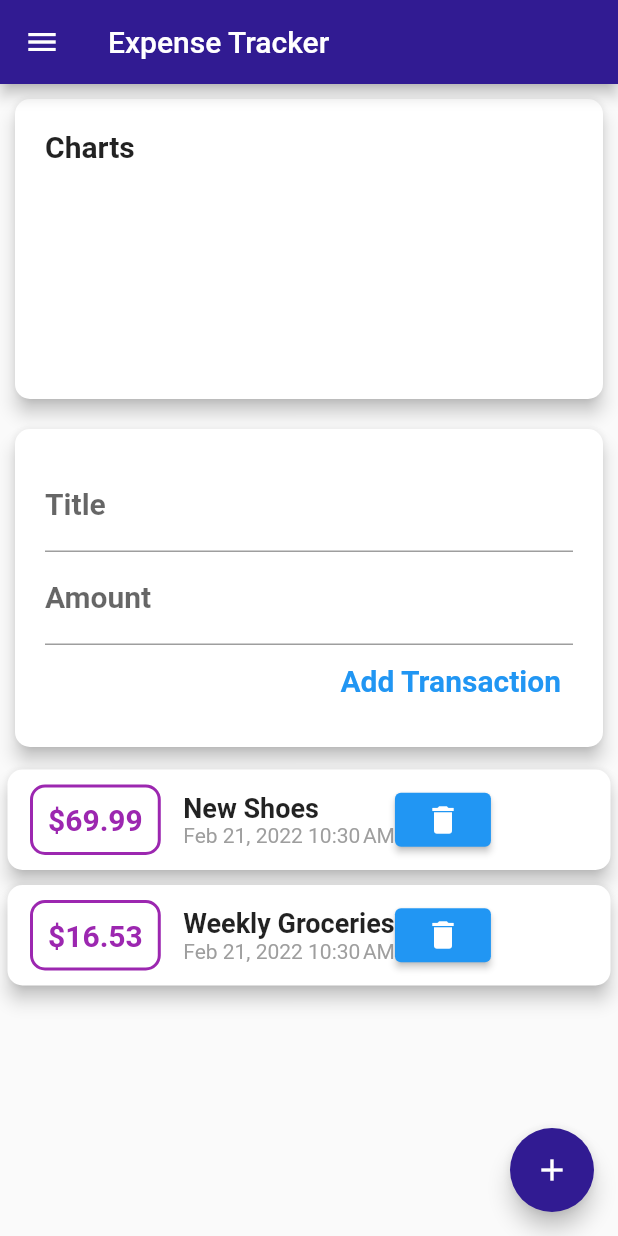
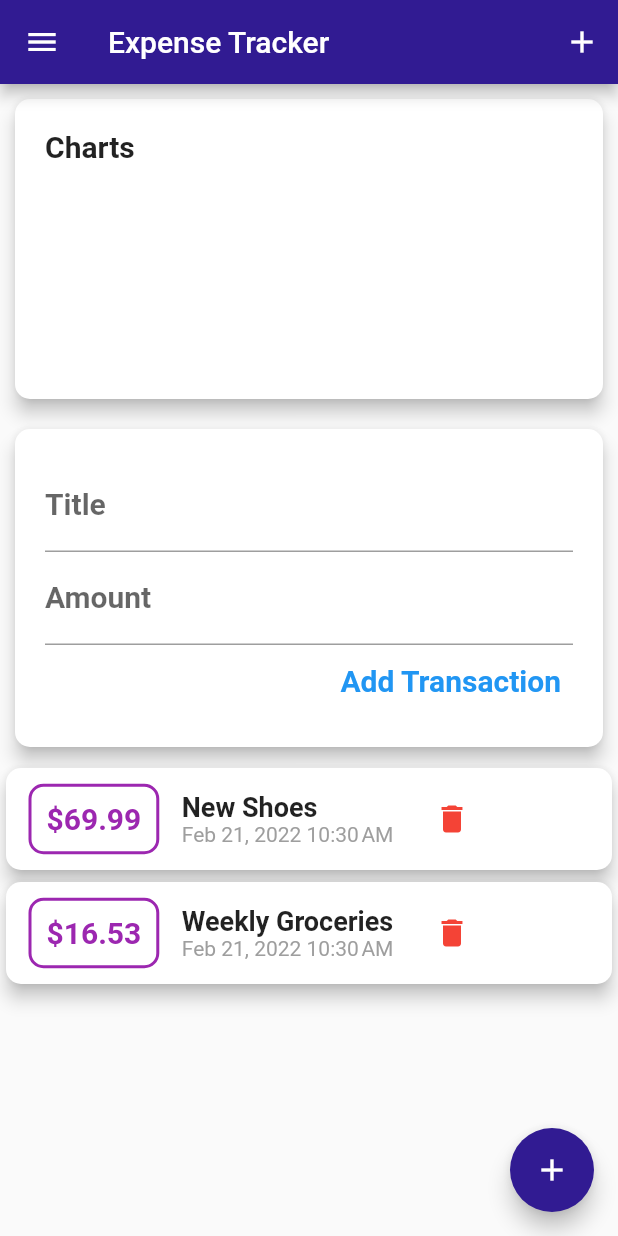
Before and after one commit to doziestar/tutisApp, a Flutter app: the screen it shows after launch, after a tap on "Add Transaction", on a phone screen of 412 x 824 dp. Run offline on Flutter 3.47's test engine with Material 2 defaults, Android fonts, the phone set to English and light mode, and no system bars.

Commit message:
render seperate widget for transactions

```diff
--- a/lib/main.dart
+++ b/lib/main.dart
@@ -13,6 +13,12 @@ class ExpenseTracker extends StatelessWidget {
     return MaterialApp(
       home: Scaffold(
         appBar: AppBar(
+          actions: [
+            IconButton(
+              icon: const Icon(Icons.add),
+              onPressed: () {},
+            ),
+          ],
           title: const Text('Expense Tracker'),
           backgroundColor: Colors.deepPurple[900],
         ),
--- a/lib/sec2/body.dart
+++ b/lib/sec2/body.dart
@@ -7,7 +7,8 @@ class Body extends StatelessWidget {
 
   @override
   Widget build(BuildContext context) {
-    return Column(
+    return SingleChildScrollView(
+      child: Column(
         mainAxisAlignment: MainAxisAlignment.start,
         children: [
           Card(
@@ -35,6 +36,7 @@ class Body extends StatelessWidget {
           ),
           const TransactionWid()
         ],
+      ),
     );
   }
 }
--- /dev/null
+++ b/lib/sec2/models/transactions.dart
@@ -0,0 +1,28 @@
+class Transaction {
+  final String id;
+  final String title;
+  final double amount;
+  final DateTime date;
+
+  Transaction({
+    required this.id,
+    required this.title,
+    required this.amount,
+    required this.date,
+  });
+}
+
+final List<Transaction> transactions = [
+  Transaction(
+    id: 't1',
+    title: 'New Shoes',
+    amount: 69.99,
+    date: DateTime.now(),
+  ),
+  Transaction(
+    id: 't2',
+    title: 'Weekly Groceries',
+    amount: 16.53,
+    date: DateTime.now(),
+  ),
+];
--- a/lib/sec2/transaction.dart
+++ b/lib/sec2/transaction.dart
@@ -1,40 +1,18 @@
 import 'package:flutter/material.dart';
-import 'package:intl/intl.dart';
 
-class Transaction {
-  final String id;
-  final String title;
-  final double amount;
-  final DateTime date;
+import '../sec2/models/transactions.dart';
+import '../sec2/widgets/transaction_list.dart';
 
-  Transaction({
-    required this.id,
-    required this.title,
-    required this.amount,
-    required this.date,
-  });
-}
-
-final List<Transaction> transactions = [
-  Transaction(
-    id: 't1',
-    title: 'New Shoes',
-    amount: 69.99,
-    date: DateTime.now(),
-  ),
-  Transaction(
-    id: 't2',
-    title: 'Weekly Groceries',
-    amount: 16.53,
-    date: DateTime.now(),
-  ),
-];
-
-class ReceiveInput extends StatelessWidget {
+class ReceiveInput extends StatefulWidget {
   final VoidCallback _addTransaction;
 
   const ReceiveInput(this._addTransaction);
 
+  @override
+  State<ReceiveInput> createState() => _ReceiveInputState();
+}
+
+class _ReceiveInputState extends State<ReceiveInput> {
   @override
   Widget build(BuildContext context) {
     return Card(
@@ -57,6 +35,7 @@ class ReceiveInput extends StatelessWidget {
                 ),
               ),
               controller: titleController,
+              onSubmitted: (_) => widget._addTransaction(),
             ),
             TextField(
               decoration: const InputDecoration(
@@ -70,10 +49,11 @@ class ReceiveInput extends StatelessWidget {
                 decimal: true,
               ),
               controller: amountController,
+              onSubmitted: (_) => widget._addTransaction(),
             ),
             TextButton(
               onPressed: () {
-                _addTransaction();
+                widget._addTransaction();
               },
               child: const Text(
                 'Add Transaction',
@@ -90,10 +70,10 @@ class ReceiveInput extends StatelessWidget {
   }
 }
 
+final amountController = TextEditingController();
+final titleController = TextEditingController();
 // late String titleInput;
 // late String amountInput;
-final titleController = TextEditingController();
-final amountController = TextEditingController();
 
 class TransactionWid extends StatefulWidget {
   const TransactionWid({Key? key}) : super(key: key);
@@ -116,6 +96,18 @@ class _TransactionWidState extends State<TransactionWid> {
     });
   }
 
+  void _submitData() {
+    if (amountController.text.isEmpty ||
+        titleController.text.isEmpty ||
+        double.parse(amountController.text) < 0) {
+      return;
+    }
+    _addTransaction(
+      titleController.text,
+      double.parse(amountController.text),
+    );
+  }
+
   void _deleteTransaction(String id) {
     setState(() {
       transactions.removeWhere((tx) => tx.id == id);
@@ -126,75 +118,10 @@ class _TransactionWidState extends State<TransactionWid> {
   Widget build(BuildContext context) {
     return Column(
       children: [
-        ReceiveInput(() => _addTransaction(
-            titleController.text, double.parse(amountController.text))),
-        ...transactions.map(
-          (tx) {
-            return Card(
-              elevation: 5,
-              shape: RoundedRectangleBorder(
-                borderRadius: BorderRadius.circular(10),
-              ),
-              margin: const EdgeInsets.all(5),
-              child: Row(
-                mainAxisAlignment: MainAxisAlignment.start,
-                children: [
-                  Container(
-                    margin: const EdgeInsets.symmetric(
-                      vertical: 10,
-                      horizontal: 15,
-                    ),
-                    decoration: BoxDecoration(
-                      border: Border.all(
-                        color: Colors.purple,
-                        width: 2,
-                      ),
-                      borderRadius: BorderRadius.circular(10),
-                    ),
-                    padding: const EdgeInsets.all(10),
-                    child: Text(
-                      '\$${tx.amount}',
-                      style: const TextStyle(
-                        fontWeight: FontWeight.bold,
-                        fontSize: 20,
-                        color: Colors.purple,
-                      ),
-                    ),
-                  ),
-                  Column(
-                    // mainAxisAlignment: MainAxisAlignment.end,
-                    crossAxisAlignment: CrossAxisAlignment.start,
-                    children: [
-                      Text(
-                        tx.title,
-                        style: const TextStyle(
-                          fontSize: 18,
-                          fontWeight: FontWeight.bold,
-                        ),
-                      ),
-                      Text(
-                        DateFormat.yMMMd().add_jm().format(tx.date),
-                        style: const TextStyle(
-                          color: Colors.grey,
-                        ),
-                      ),
-                    ],
-                  ),
-                  Column(
-                    // mainAxisAlignment: MainAxisAlignment.end,
-                    crossAxisAlignment: CrossAxisAlignment.end,
-                    children: [
-                      ElevatedButton(
-                        onPressed: () => _deleteTransaction(tx.id),
-                        child: const Icon(Icons.delete),
-                      ),
-                    ],
-                  ),
-                ],
-              ),
-            );
-          },
-        ).toList(),
+        ReceiveInput(
+          _submitData,
+        ),
+        TransactionScroll(_deleteTransaction),
       ],
     );
   }
--- /dev/null
+++ b/lib/sec2/widgets/transaction_list.dart
@@ -0,0 +1,88 @@
+import 'package:flutter/material.dart';
+import 'package:intl/intl.dart';
+
+import '../models/transactions.dart';
+
+class TransactionScroll extends StatelessWidget {
+  final Function deleteTx;
+  const TransactionScroll(this.deleteTx);
+
+  @override
+  Widget build(BuildContext context) {
+    return SizedBox(
+      height: 300,
+      child: ListView.builder(
+        itemCount: transactions.length,
+        itemBuilder: (context, index) {
+          return Card(
+            elevation: 5,
+            shape: RoundedRectangleBorder(
+              borderRadius: BorderRadius.circular(10),
+            ),
+            // margin: const EdgeInsets.all(5),
+            child: Row(
+              // mainAxisAlignment: MainAxisAlignment.start,
+              crossAxisAlignment: CrossAxisAlignment.center,
+              children: [
+                Container(
+                  margin: const EdgeInsets.symmetric(
+                    vertical: 10,
+                    horizontal: 15,
+                  ),
+                  decoration: BoxDecoration(
+                    border: Border.all(
+                      color: Colors.purple,
+                      width: 2,
+                    ),
+                    borderRadius: BorderRadius.circular(10),
+                  ),
+                  padding: const EdgeInsets.all(10),
+                  child: Text(
+                    '\$${transactions[index].amount.toStringAsFixed(2)}',
+                    style: const TextStyle(
+                      fontWeight: FontWeight.bold,
+                      fontSize: 20,
+                      color: Colors.purple,
+                    ),
+                  ),
+                ),
+                Column(
+                  // mainAxisAlignment: MainAxisAlignment.end,
+                  crossAxisAlignment: CrossAxisAlignment.start,
+                  children: [
+                    Text(
+                      transactions[index].title,
+                      style: const TextStyle(
+                        fontSize: 18,
+                        fontWeight: FontWeight.bold,
+                      ),
+                    ),
+                    Text(
+                      DateFormat.yMMMd()
+                          .add_jm()
+                          .format(transactions[index].date),
+                      style: const TextStyle(
+                        color: Colors.grey,
+                      ),
+                    ),
+                  ],
+                ),
+                Container(
+                  margin: const EdgeInsets.symmetric(
+                    vertical: 10,
+                    horizontal: 15,
+                  ),
+                  child: IconButton(
+                    icon: const Icon(Icons.delete),
+                    color: Colors.red,
+                    onPressed: () => deleteTx(transactions[index].id),
+                  ),
+                ),
+              ],
+            ),
+          );
+        },
+      ),
+    );
+  }
+}
```
Lines whose indentation alone changed are shown as unchanged.
